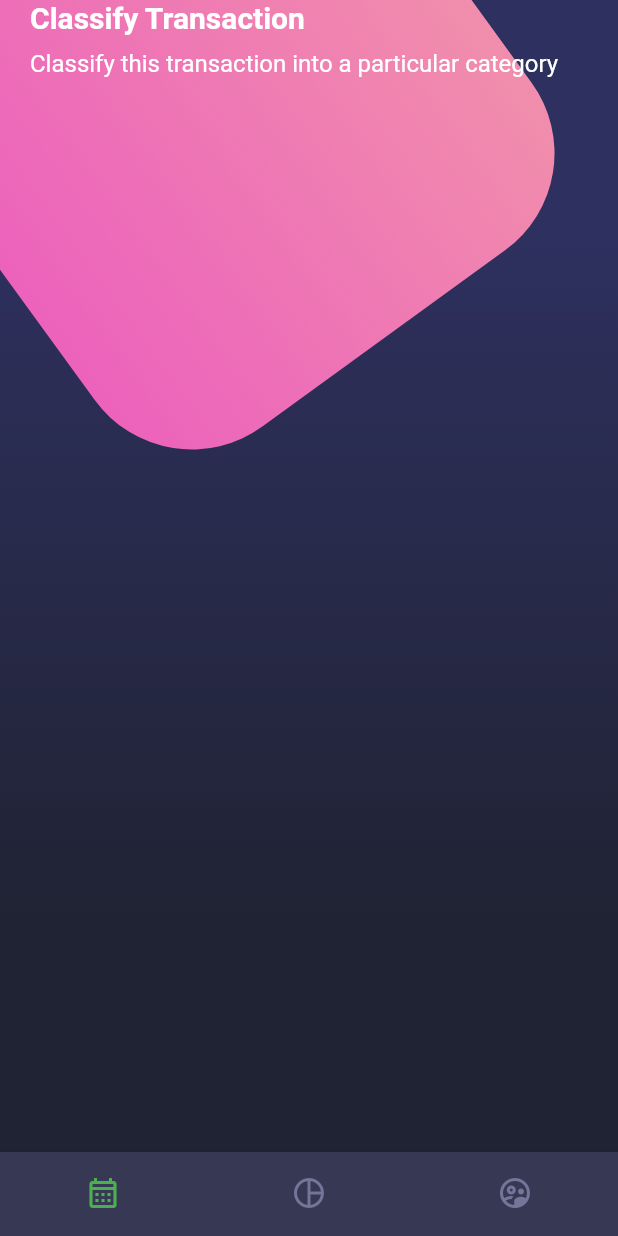
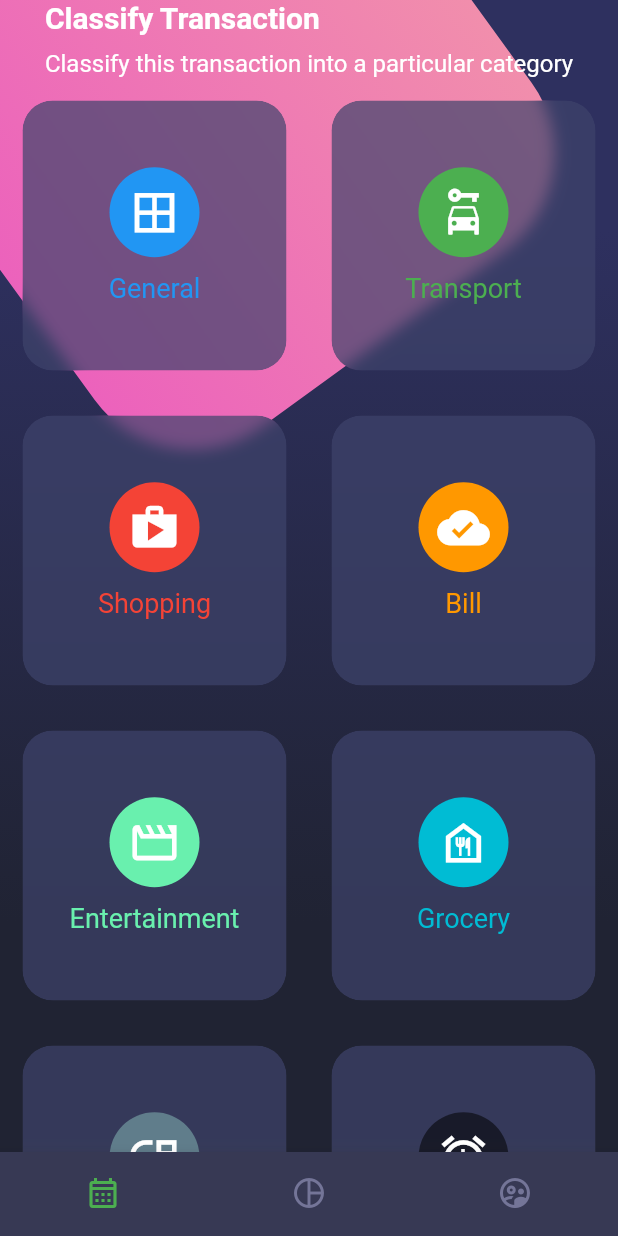
Before and after one commit to brayanzul/Disenio, a Flutter app: the screen it shows after launch, on a phone screen of 412 x 824 dp. Run offline on Flutter 3.47's test engine with Material 2 defaults, Android fonts, the phone set to English and light mode, and no system bars.

Commit message:
Add Design Project and today work on the Card Table, Home Screen

```diff
--- a/lib/main.dart
+++ b/lib/main.dart
@@ -15,6 +15,7 @@ class MyApp extends StatelessWidget {
     return MaterialApp(
       debugShowCheckedModeBanner: false,
       title: 'Material App',
+      theme: ThemeData.dark(),
       initialRoute: 'home_screen',
       routes: {
         'basic_design' : ( _ ) => BasicDesignScreen(),
--- a/lib/screens/home_screen.dart
+++ b/lib/screens/home_screen.dart
@@ -1,5 +1,6 @@
 
 import 'package:disenio/widgets/background.dart';
+import 'package:disenio/widgets/card_table.dart';
 import 'package:disenio/widgets/custom_bottom_navigation.dart';
 import 'package:disenio/widgets/page_title.dart';
 import 'package:flutter/material.dart';
@@ -36,6 +37,8 @@ class _HomeBody extends StatelessWidget {
           // Titulos
           PageTitle(),
 
+          CardTable(),
+
         ],
       ),
     );
--- /dev/null
+++ b/lib/widgets/card_table.dart
@@ -0,0 +1,108 @@
+import 'dart:ui';
+
+import 'package:flutter/material.dart';
+
+class CardTable extends StatelessWidget {
+
+  @override
+  Widget build(BuildContext context) {
+    return Table(
+      children: const [
+        TableRow(
+          children: [
+            _SigleCard( color: Colors.blue, icon: Icons.border_all, text: 'General' ),
+            _SigleCard( color: Colors.green, icon: Icons.car_rental, text: 'Transport' ),
+          ],
+        ),
+        TableRow(
+          children: [
+            _SigleCard( color: Colors.red, icon: Icons.shop, text: 'Shopping' ),
+            _SigleCard( color: Colors.orange, icon: Icons.cloud_done, text: 'Bill' ),
+          ],
+        ),
+        TableRow(
+          children: [
+            _SigleCard( color: Colors.greenAccent, icon: Icons.movie_creation_outlined, text: 'Entertainment' ),
+            _SigleCard( color: Colors.cyan, icon: Icons.food_bank_outlined, text: 'Grocery' ),
+          ],
+        ),
+        TableRow(
+          children: [
+            _SigleCard( color: Colors.blueGrey, icon: Icons.move_down, text: 'Move' ),
+            _SigleCard( color: Colors.black54, icon: Icons.access_alarm, text: 'Alarm' ),
+          ],
+        ),
+        TableRow(
+          children: [
+            _SigleCard( color: Colors.lightBlueAccent, icon: Icons.access_time_filled, text: 'Time' ),
+            _SigleCard( color: Colors.redAccent, icon: Icons.accessible_forward_outlined, text: 'Forward' ),
+          ],
+        ),
+      ],
+    );
+  }
+}
+
+class _SigleCard extends StatelessWidget {
+
+  final IconData icon;
+  final Color color;
+  final String text;
+
+  const _SigleCard({
+    super.key,
+    required this.icon,
+    required this.color,
+    required this.text
+  });
+
+  @override
+  Widget build(BuildContext context) {
+
+    return _CardBackground(
+       child: Column(
+       mainAxisAlignment: MainAxisAlignment.center,
+        children: [
+          CircleAvatar(
+            backgroundColor: this.color,
+            child: Icon(this.icon, size: 35, color: Colors.white),
+            radius: 30,
+          ),
+          const SizedBox( height: 10 ),
+          Text(this.text, style: TextStyle( color: this.color, fontSize: 18 )),
+        ],
+      ),
+    );
+  }
+}
+
+class _CardBackground extends StatelessWidget {
+
+  final Widget child;
+
+  const _CardBackground({
+    super.key,
+    required this.child
+  });
+
+  @override
+  Widget build(BuildContext context) {
+    return Container(
+      margin: EdgeInsets.all(15),
+      child: ClipRRect(
+        borderRadius: BorderRadius.circular(20),
+        child: BackdropFilter(
+          filter: ImageFilter.blur( sigmaX: 5, sigmaY: 5 ),
+          child: Container(
+            height: 180,
+            decoration: BoxDecoration(
+              color: const Color.fromRGBO(62, 67, 107, 0.7),
+              borderRadius: BorderRadius.circular(20)
+            ),
+            child: this.child,
+          ),
+        ),
+      ),
+    );
+  }
+}
```
